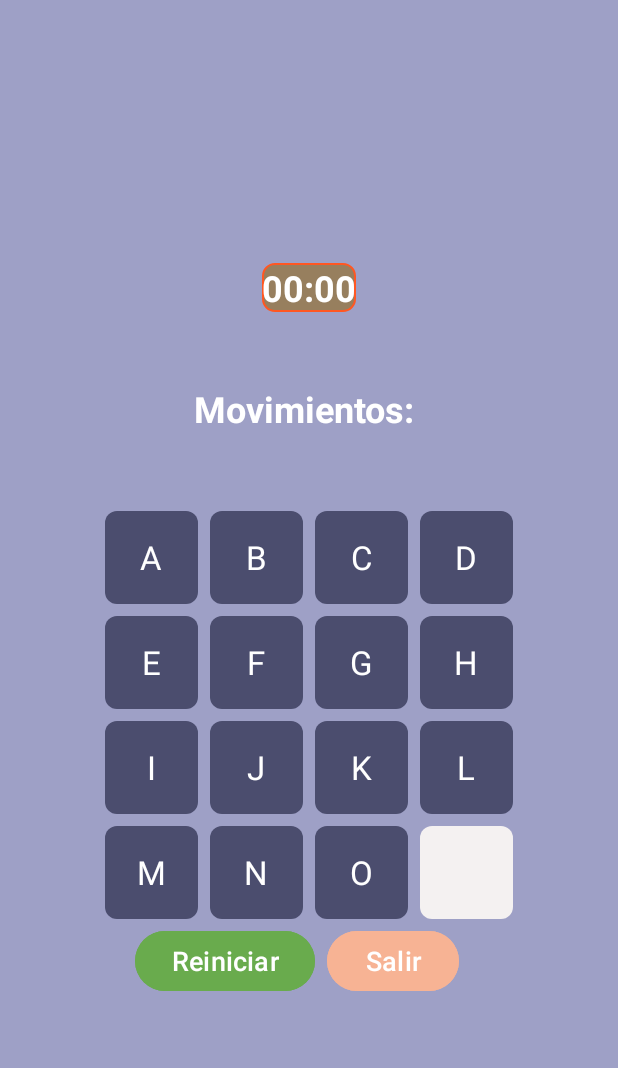
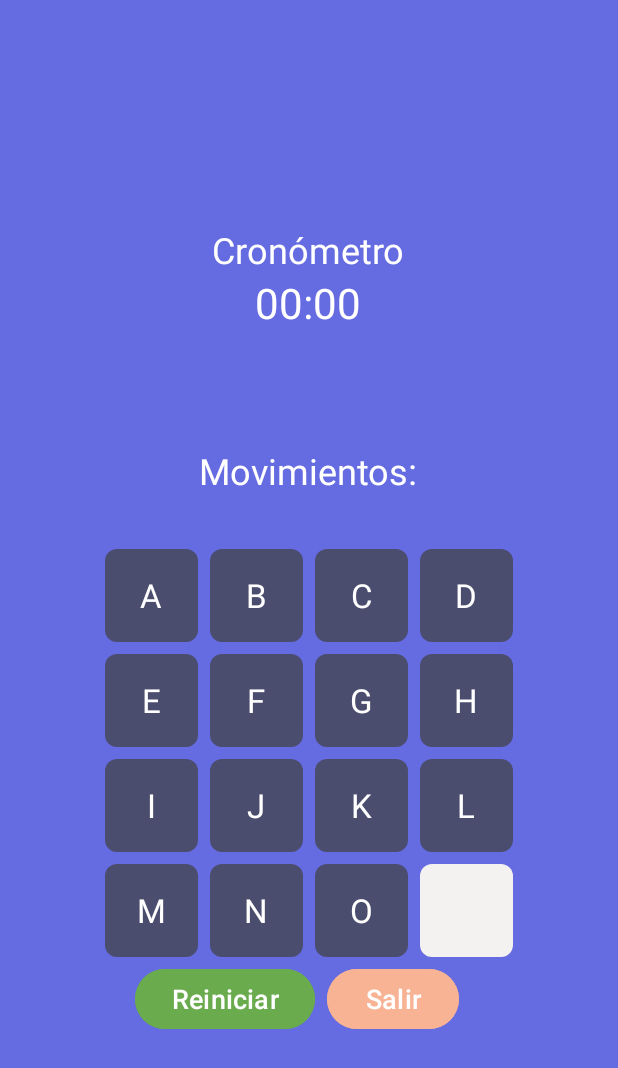
Before and after one commit to sergioguachalla/android-puzzle, an Android app: the layout fragment_level_two.xml on its own in the app's theme, with its tools: preview values and no code run, on a phone screen of 412 x 824 dp. Shown: the top 1068 px of the screen. Run offline under Robolectric (Android 15) with nearby library versions, the phone set to English and light mode, and no system bars.

```diff
--- a/app/src/main/res/layout/fragment_level_two.xml
+++ b/app/src/main/res/layout/fragment_level_two.xml
@@ -6,32 +6,54 @@
     android:layout_height="match_parent"
     android:orientation="vertical"
     android:gravity="center"
-    android:background="#9EA0C6">
-
-    <Chronometer
-        android:id="@+id/chronometer"
+    android:background="#656BE0">
+    <LinearLayout
+        android:id="@+id/linearLayoutChronometer2"
         android:layout_width="wrap_content"
         android:layout_height="wrap_content"
         android:layout_centerHorizontal="true"
         android:layout_marginTop="16dp"
-        android:text="Cronómetro"
-        android:textSize="24sp"
-        android:format="%s"
+        android:layout_marginBottom="36dp"
+        android:layout_above="@id/gridLayout"
         android:gravity="center"
-        android:textColor="@android:color/white"
-        android:textStyle="bold"
-        android:background="@drawable/chronometer_background"
-        />
+        android:orientation="vertical"
+        android:weightSum="2">
+
+        <TextView
+            android:layout_width="wrap_content"
+            android:layout_height="wrap_content"
+            android:text="Cronómetro"
+            android:textSize="24sp"
+            android:textColor="@android:color/white" />
+
+        <Chronometer
+            android:id="@+id/chronometer"
+            android:layout_width="wrap_content"
+            android:layout_height="wrap_content"
+            android:textSize="28sp"
+            android:format="%s"
+            android:gravity="center"
+            android:textColor="@android:color/white" />
+    </LinearLayout>
+
     <TextView
+        android:id="@+id/etUsername"
         android:layout_width="wrap_content"
         android:layout_height="wrap_content"
-        android:text="Movimientos: "
+        android:textSize="30dp"
+        android:layout_above="@+id/linearLayoutChronometer2"
+        android:layout_centerHorizontal="true"
+        android:textColor="#ffffff"/>
+
+    <TextView
+        android:id="@+id/tvMoves"
+        android:layout_width="wrap_content"
+        android:layout_height="wrap_content"
+        android:text="Movimientos:"
         android:textSize="24sp"
-        android:textColor="#FFFFFF"
-        android:textStyle="bold"
-        android:padding="16dp"
-        android:layout_marginTop="32dp"
-        android:layout_gravity="center" />
+        android:layout_below="@+id/linearLayoutChronometer2"
+        android:layout_centerHorizontal="true"
+        android:textColor="@android:color/white" />
 
     <GridLayout
         android:id="@+id/gridLayout"
```
Also changed, not shown: app/src/main/java/com/example/puzzle/HomeFragment.java (+10 -3 lines), app/src/main/java/com/example/puzzle/LevelOneFragment.java (+46 -7 lines), app/src/main/java/com/example/puzzle/LevelTwoFragment.java (+16 -1 lines), app/src/main/res/layout/fragment_level_one.xml (+11 -2 lines), app/src/main/res/layout/popup_layout.xml (added, +47 -0 lines).
